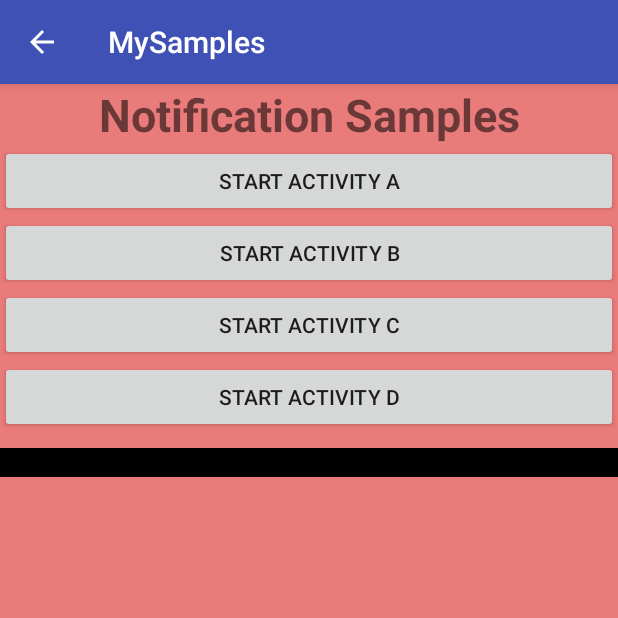
After one commit to dhivadeekshi/MyAndroidSamples, an Android app: the NotificationsManager screen opened directly, with no data from a screen before it, on a phone screen of 412 x 824 dp, the top half of it. The commit adds this screen. Run offline under Robolectric (Android 15) with nearby library versions, the phone set to English and light mode, and no system bars.

Commit message:
NotificationsManager Added
Added the initial activity to handle Notifications samples

```diff
--- a/app/build.gradle
+++ b/app/build.gradle
@@ -1,11 +1,11 @@
 apply plugin: 'com.android.application'
 
 android {
-    compileSdkVersion 26
+    compileSdkVersion 27
     defaultConfig {
         applicationId "com.dhivakar.mysamples"
         minSdkVersion 16
-        targetSdkVersion 26
+        targetSdkVersion 27
         versionCode 1
         versionName "1.0"
         testInstrumentationRunner "android.support.test.runner.AndroidJUnitRunner"
@@ -20,7 +20,7 @@ android {
 
 dependencies {
     implementation fileTree(dir: 'libs', include: ['*.jar'])
-    implementation 'com.android.support:appcompat-v7:26.1.0'
+    implementation 'com.android.support:appcompat-v7:27.1.0'
     implementation 'com.android.support.constraint:constraint-layout:1.0.2'
     testImplementation 'junit:junit:4.12'
     androidTestImplementation 'com.android.support.test:runner:1.0.1'
--- a/app/src/main/AndroidManifest.xml
+++ b/app/src/main/AndroidManifest.xml
@@ -9,13 +9,14 @@
         android:roundIcon="@mipmap/ic_launcher_round"
         android:supportsRtl="true"
         android:theme="@style/AppTheme">
-        <activity android:name=".MainActivity">
+        <activity android:name=".MainActivity" android:launchMode="singleTop">
             <intent-filter>
                 <action android:name="android.intent.action.MAIN" />
 
                 <category android:name="android.intent.category.LAUNCHER" />
             </intent-filter>
         </activity>
+        <activity android:name=".notifications.NotificationsManager" android:launchMode="singleTop" android:parentActivityName=".MainActivity"></activity>
     </application>
 
 </manifest>
--- a/app/src/main/java/com/dhivakar/mysamples/MainActivity.java
+++ b/app/src/main/java/com/dhivakar/mysamples/MainActivity.java
@@ -1,7 +1,12 @@
 package com.dhivakar.mysamples;
 
+import android.content.Context;
+import android.content.Intent;
 import android.support.v7.app.AppCompatActivity;
 import android.os.Bundle;
+import android.view.View;
+
+import com.dhivakar.mysamples.notifications.NotificationsManager;
 
 public class MainActivity extends AppCompatActivity {
 
@@ -9,5 +14,23 @@ public class MainActivity extends AppCompatActivity {
     protected void onCreate(Bundle savedInstanceState) {
         super.onCreate(savedInstanceState);
         setContentView(R.layout.activity_main);
+
+        SetButtonClickListener(R.id.BtnLaunchNotifications, this, NotificationsManager.class);
+
     }
+
+    private void SetButtonClickListener(int buttonId, final Context context, final Class<?> activityToLaunch)
+    {
+        if(findViewById(buttonId) != null && context != null && activityToLaunch != null)
+        {
+            findViewById(buttonId).setOnClickListener(new View.OnClickListener() {
+                @Override
+                public void onClick(View v) {
+                    Intent intent = new Intent(context, activityToLaunch);
+                    context.startActivity(intent);
+                }
+            });
+        }
+    }
+
 }
--- /dev/null
+++ b/app/src/main/java/com/dhivakar/mysamples/notifications/NotificationsManager.java
@@ -0,0 +1,27 @@
+package com.dhivakar.mysamples.notifications;
+
+import android.support.v7.app.AppCompatActivity;
+import android.os.Bundle;
+import android.util.Log;
+
+import com.dhivakar.mysamples.R;
+
+public class NotificationsManager extends AppCompatActivity {
+
+    @Override
+    protected void onCreate(Bundle savedInstanceState) {
+        super.onCreate(savedInstanceState);
+        setContentView(R.layout.activity_notifications_manager);
+    }
+
+    public static void CreateNotificationChannel(String channelId)
+    {
+
+    }
+
+    @Override
+    public void onBackPressed() {
+        Log.i(getLocalClassName(), "onBackPressed");
+        super.onBackPressed();
+    }
+}
--- a/app/src/main/res/layout/activity_main.xml
+++ b/app/src/main/res/layout/activity_main.xml
@@ -5,6 +5,13 @@
     android:layout_width="match_parent"
     android:layout_height="match_parent"
     tools:context="com.dhivakar.mysamples.MainActivity">
+
+    <Button
+        android:id="@+id/BtnLaunchNotifications"
+        android:layout_width="match_parent"
+        android:layout_height="wrap_content"
+        android:layout_margin="5sp"
+        android:text="@string/launch_notifications" />
 
     <TextView
         android:layout_width="wrap_content"
--- /dev/null
+++ b/app/src/main/res/layout/activity_notifications_manager.xml
@@ -0,0 +1,95 @@
+<?xml version="1.0" encoding="utf-8"?>
+<!--<android.support.constraint.ConstraintLayout xmlns:android="http://schemas.android.com/apk/res/android"
+    xmlns:app="http://schemas.android.com/apk/res-auto"
+    xmlns:tools="http://schemas.android.com/tools"
+    android:layout_width="match_parent"
+    android:layout_height="match_parent"
+    tools:context="com.dhivakar.mysamples.notifications.NotificationsManager">
+
+
+    <android.support.v7.widget.AppCompatTextView
+        android:layout_width="match_parent"
+        android:layout_height="wrap_content"
+        android:text="@string/notification_samples"
+        android:textAlignment="center"
+        android:textSize="30sp"
+        android:textStyle="bold"
+        android:typeface="normal"
+        app:textAllCaps="false"
+        android:id="@+id/notification_title"/>
+
+    <ScrollView
+        android:layout_width="match_parent"
+        android:layout_height="match_parent"
+        android:layout_marginTop="@id"
+        tools:layout_editor_absoluteX="8dp"
+        tools:layout_editor_absoluteY="49dp">
+
+        <LinearLayout
+            android:layout_width="match_parent"
+            android:layout_height="wrap_content"
+            android:orientation="vertical" />
+
+    </ScrollView>
+
+</android.support.constraint.ConstraintLayout>-->
+
+<android.support.v7.widget.LinearLayoutCompat xmlns:android="http://schemas.android.com/apk/res/android"
+    xmlns:app="http://schemas.android.com/apk/res-auto"
+    xmlns:tools="http://schemas.android.com/tools"
+    android:id="@+id/activity_main"
+    android:layout_width="match_parent"
+    android:layout_height="match_parent"
+    android:orientation="vertical"
+    android:background="@color/color_notifications"
+    tools:context="com.dhivakar.mysamples.notifications.NotificationsManager">
+
+    <android.support.v7.widget.AppCompatTextView
+        android:layout_width="match_parent"
+        android:layout_height="wrap_content"
+        android:text="@string/notification_samples"
+        android:textAlignment="center"
+        android:textSize="30sp"
+        android:textStyle="bold"
+        android:typeface="normal"
+        app:textAllCaps="false"
+        android:id="@+id/notification_title"/>
+
+    <Button
+        android:layout_width="match_parent"
+        android:layout_height="wrap_content"
+        android:text="Start Activity A"
+        android:id="@+id/buttonStartActivityA"/>
+    <Button
+        android:layout_width="match_parent"
+        android:layout_height="wrap_content"
+        android:text="Start Activity B"
+        android:id="@+id/buttonStartActivityB"/>
+    <Button
+        android:layout_width="match_parent"
+        android:layout_height="wrap_content"
+        android:text="Start Activity C"
+        android:id="@+id/buttonStartActivityC"/>
+    <Button
+        android:layout_width="match_parent"
+        android:layout_height="wrap_content"
+        android:text="Start Activity D"
+        android:id="@+id/buttonStartActivityD"/>
+
+    <ScrollView
+        android:layout_width="match_parent"
+        android:layout_height="wrap_content"
+        android:scrollbars="vertical">
+
+        <TextView
+            android:layout_marginTop="10dp"
+            android:paddingLeft="5dp"
+            android:layout_width="match_parent"
+            android:id="@+id/textViewTaskInfo"
+            android:layout_height="wrap_content"
+            android:textColor="#FFFFFF"
+            android:background="#000000"/>
+    </ScrollView>
+
+
+</android.support.v7.widget.LinearLayoutCompat>
--- a/app/src/main/res/values/colors.xml
+++ b/app/src/main/res/values/colors.xml
@@ -3,4 +3,5 @@
     <color name="colorPrimary">#3F51B5</color>
     <color name="colorPrimaryDark">#303F9F</color>
     <color name="colorAccent">#FF4081</color>
+    <color name="color_notifications">#ea7b7b</color>
 </resources>
--- a/app/src/main/res/values/strings.xml
+++ b/app/src/main/res/values/strings.xml
@@ -1,3 +1,5 @@
 <resources>
     <string name="app_name">MySamples</string>
+    <string name="notification_samples">Notification Samples</string>
+    <string name="launch_notifications">Launch Notifications</string>
 </resources>
```
